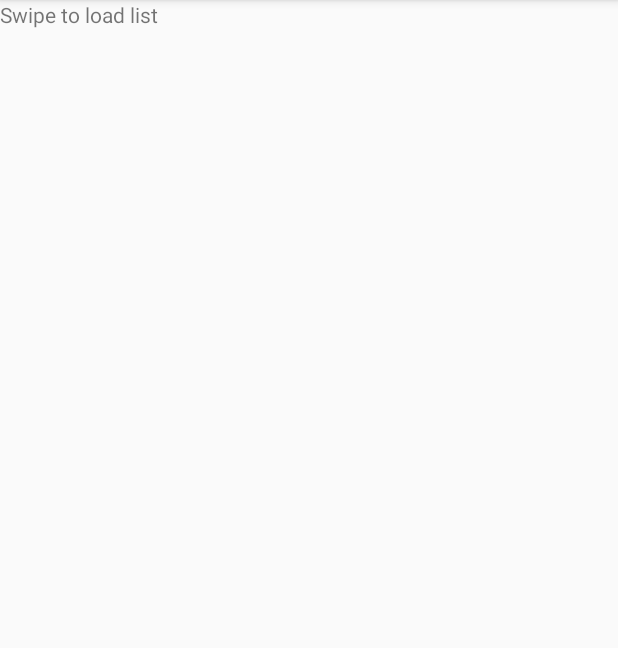
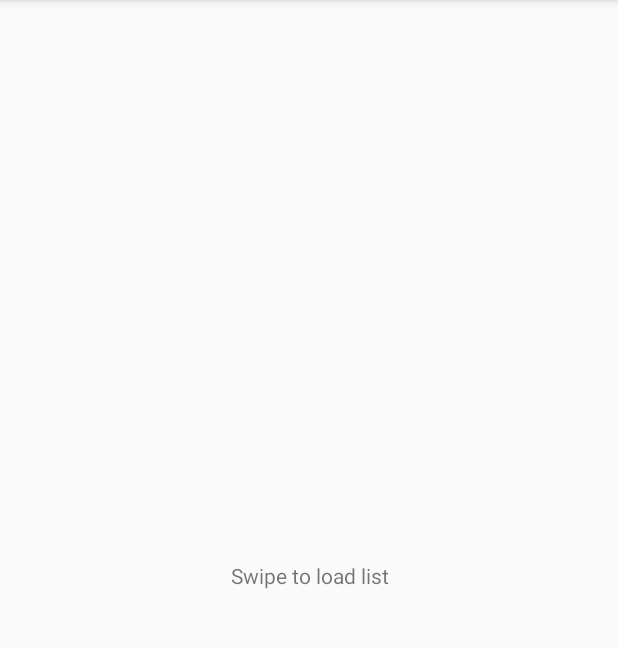
Before and after one commit to gnarbaiz/ReingTest, an Android app: the screen it shows after launch (MainActivity), on a phone screen of 412 x 824 dp, the part 84-732 px from its top. Run offline under Robolectric (Android 15) with nearby library versions, the phone set to English and light mode, and no system bars; our stand-ins replace Dagger/Hilt's generated code, Room's generated code.

Commit message:
Aligned text

```diff
--- a/app/src/main/res/layout/activity_main.xml
+++ b/app/src/main/res/layout/activity_main.xml
@@ -27,7 +27,8 @@
     <TextView
         android:id="@+id/empty_list_text"
         android:layout_width="match_parent"
-        android:layout_height="74dp"
+        android:layout_height="match_parent"
+        android:gravity="center|center_vertical"
         android:text="@string/main_empty_list_text"
         app:layout_anchor="@+id/swipe_container"
         app:layout_anchorGravity="top|center" />
```
